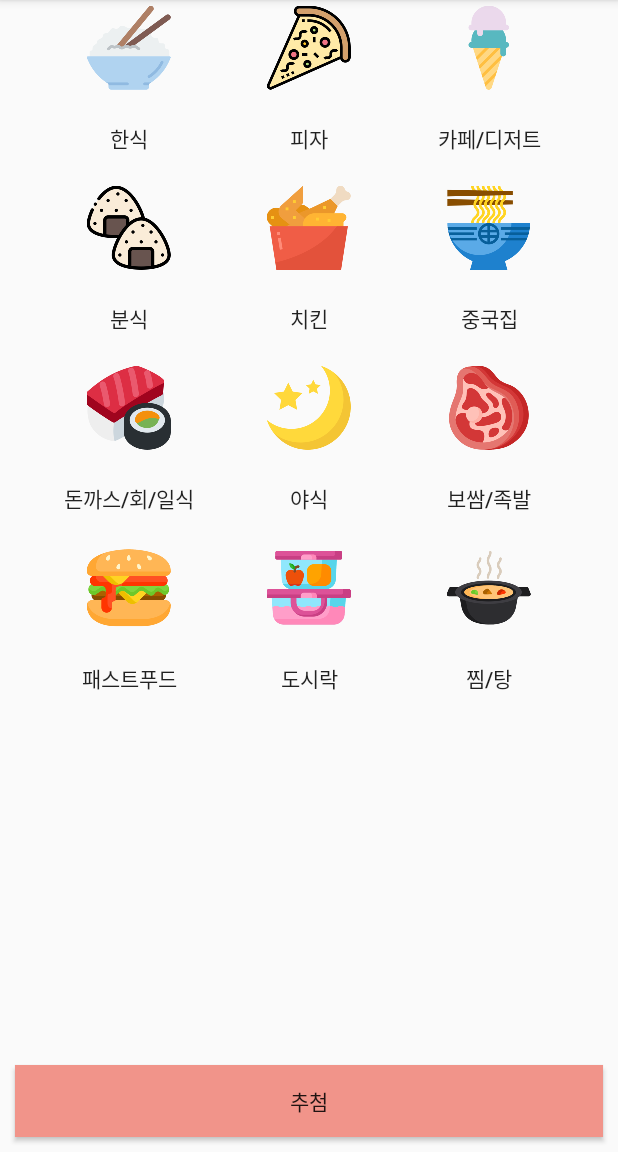
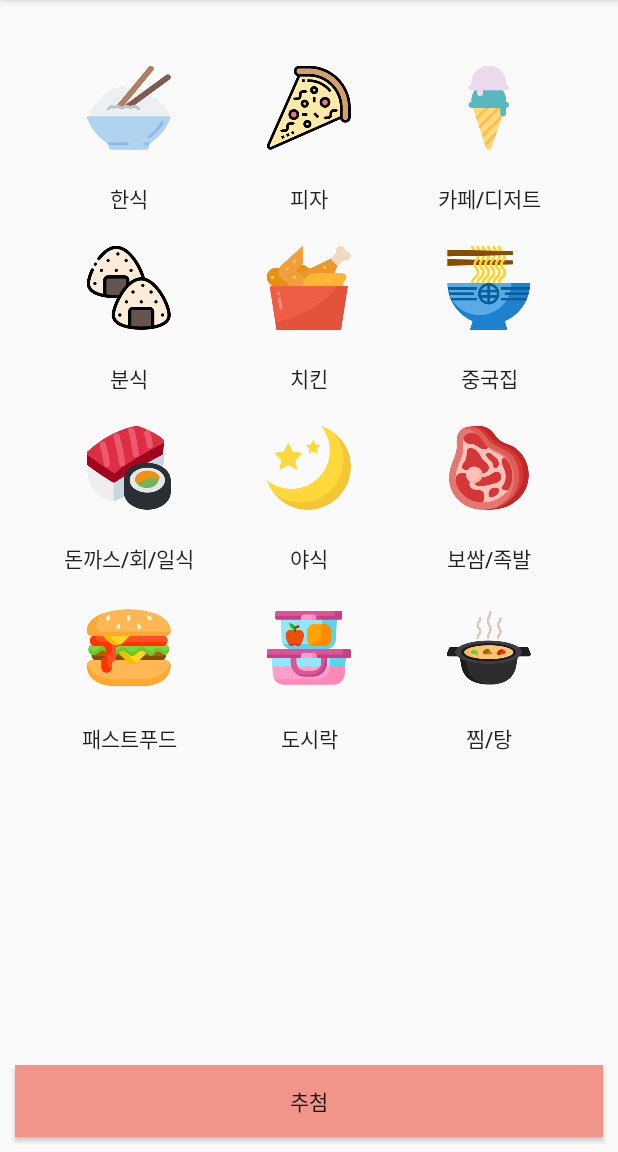
Before and after one commit to mobileappprogrammingproject/team9_project, an Android app: the screen it shows after launch (MainActivity), on a phone screen of 412 x 824 dp, the part 84-1236 px from its top. Run offline under Robolectric (Android 15) with nearby library versions, the phone set to English and light mode, and no system bars.

Commit message:
layout margin

```diff
--- a/app/src/main/res/layout/activity_main.xml
+++ b/app/src/main/res/layout/activity_main.xml
@@ -9,7 +9,8 @@
     <TableLayout
         android:id="@+id/tableLayout2"
         android:layout_width="wrap_content"
-        android:layout_height="wrap_content"
+        android:layout_height="478dp"
+        android:layout_marginTop="40dp"
         app:layout_constraintLeft_toLeftOf="parent"
         app:layout_constraintRight_toRightOf="parent"
         app:layout_constraintTop_toTopOf="parent">
@@ -129,9 +130,9 @@
         android:id="@+id/roulette"
         android:layout_width="match_parent"
         android:layout_height="wrap_content"
-        android:text="추첨"
         android:layout_margin="10dp"
         android:background="#F1948A"
+        android:text="추첨"
         app:layout_constraintBottom_toBottomOf="parent"
         app:layout_constraintEnd_toEndOf="parent" />
 
```
